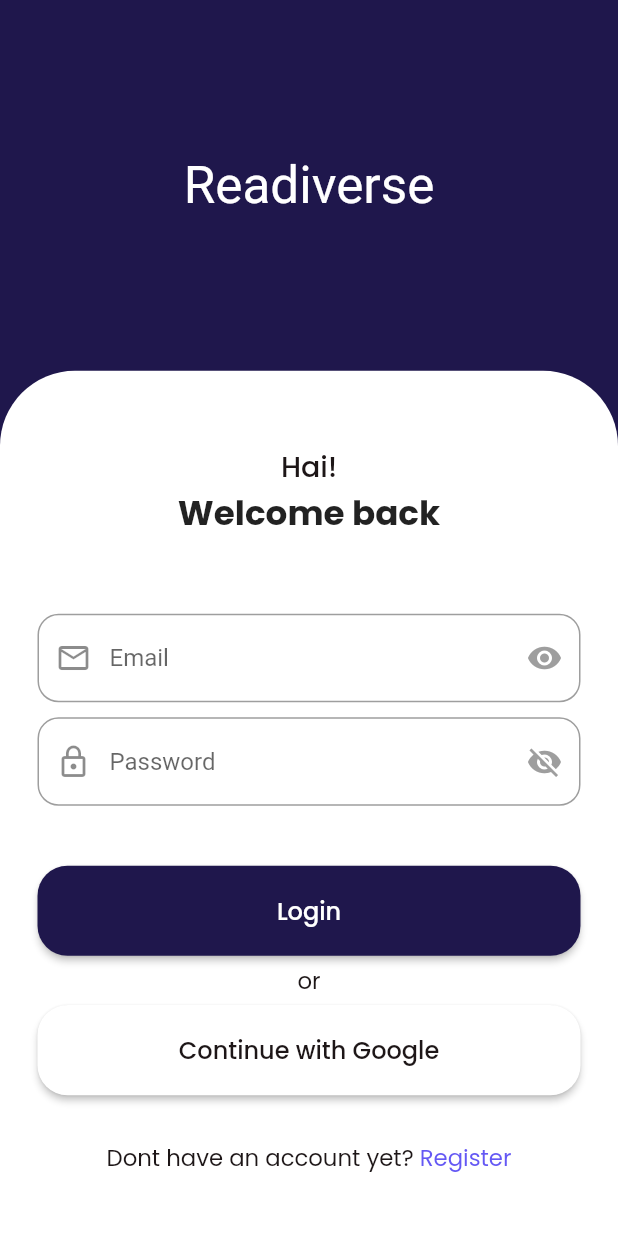
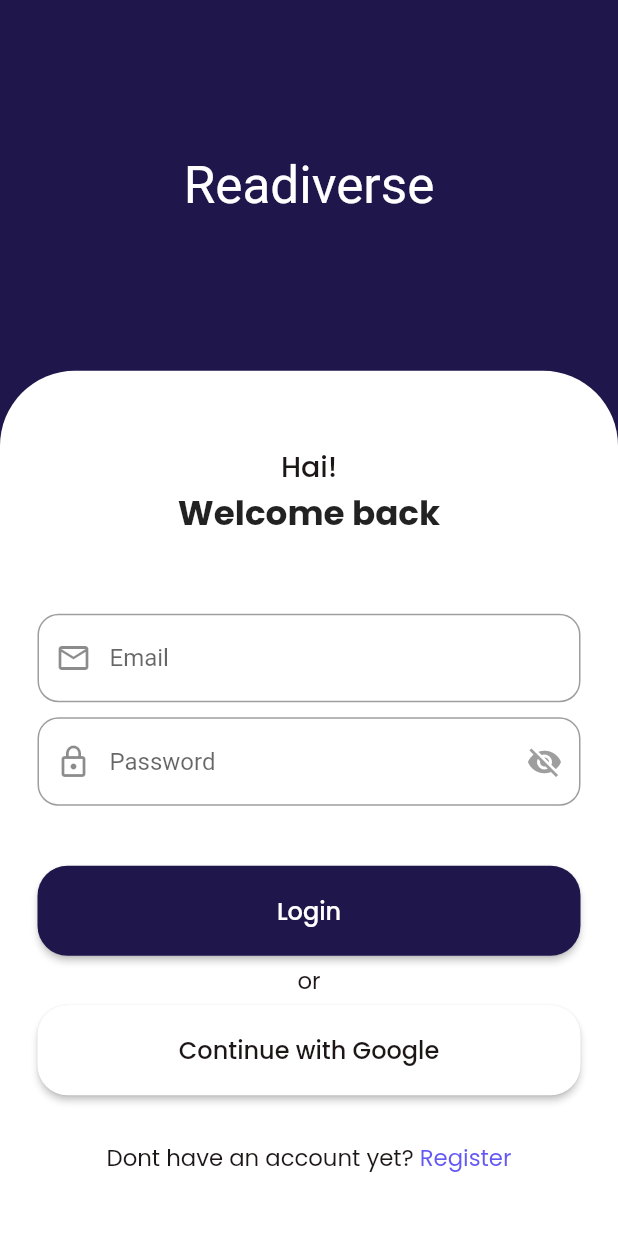
Before and after one commit to Asyelvaa/readiverse_app, a Flutter app: the LoginPage screen opened directly, on a phone screen of 412 x 824 dp. Run offline on Flutter 3.47's test engine with Material 2 defaults, Android fonts, the light colour scheme and no system bars; our stand-ins replace carousel_slider, flutter_rating_bar, flutter_svg, get, google_fonts, percent_indicator and 1 more; Roboto replaces fonts that are missing (Milonga).

Commit message:
fix [CD] : fixing login page

```diff
--- a/lib/helpers/components/input_user_widget.dart
+++ b/lib/helpers/components/input_user_widget.dart
@@ -1,7 +1,7 @@
 
 import 'package:flutter/material.dart';
 
-Widget inputUser(String hintText, Icon prefix, bool obscure) {
+Widget inputPassword(String hintText, Icon prefix, bool obscure) {
   return TextFormField(
     obscureText: obscure,
     decoration: InputDecoration(
@@ -24,3 +24,17 @@ Widget inputUser(String hintText, Icon prefix, bool obscure) {
     ),
   );
 }
+
+Widget inputUser(String hintText, Icon prefix, bool obscure) {
+  return TextFormField(
+    obscureText: obscure,
+    decoration: InputDecoration(
+      hintText: hintText,
+      prefixIcon: prefix,
+      border: OutlineInputBorder(
+        borderRadius: BorderRadius.circular(14),
+        borderSide: BorderSide(color: Color(0xFFCCC4B6), width: 2.0),
+      ),
+    ),
+  );
+}
--- a/lib/main.dart
+++ b/lib/main.dart
@@ -25,8 +25,8 @@ class MyApp extends StatelessWidget {
     return GetMaterialApp(
       debugShowCheckedModeBanner: false,
       title: 'Readiverse',
-      initialRoute: Routes.HOME_PAGE,
-      home: bottomNavbar()
+      // initialRoute: Routes.HOME_PAGE,
+      home: LoginPage()
     );
   }
 }
--- a/lib/pages/login.page.dart
+++ b/lib/pages/login.page.dart
@@ -65,15 +65,17 @@ class LoginPage extends StatelessWidget {
                           ),
                         ),
                         // TEXTFIElD
-                        Container(
+                        Center(
+                          child: Container(
                           child: Column(
                             children: [
                               Padding(
                                 padding: const EdgeInsets.symmetric(vertical: 10),
                                 child: inputUser("Email", Icon(Icons.email_outlined), false),
                               ),
-                            inputUser("Password", Icon(Icons.lock_outline), true),
+                              inputPassword("Password", Icon(Icons.lock_outline), true),
                             ],
+                          ),
                           ),
                         ),
 
--- a/lib/pages/sign_up.dart
+++ b/lib/pages/sign_up.dart
@@ -77,7 +77,7 @@ class SignUp extends StatelessWidget {
                                 ),
                                 Padding(
                                   padding: EdgeInsets.symmetric(vertical: 5),
-                                  child: inputUser("Password", Icon(Icons.lock_outline), true),
+                                  child: inputPassword("Password", Icon(Icons.lock_outline), true),
                                 ),
                               ],
                             ),
@@ -140,7 +140,7 @@ class SignUp extends StatelessWidget {
                                         Get.to(LoginPage());
                                       },
                                       child:Text(
-                                        " Register",
+                                        " Login",
                                         style: heading3Text.copyWith(color: purple2),
                                       ),
                                     )
```
Lines whose indentation alone changed are shown as unchanged.
